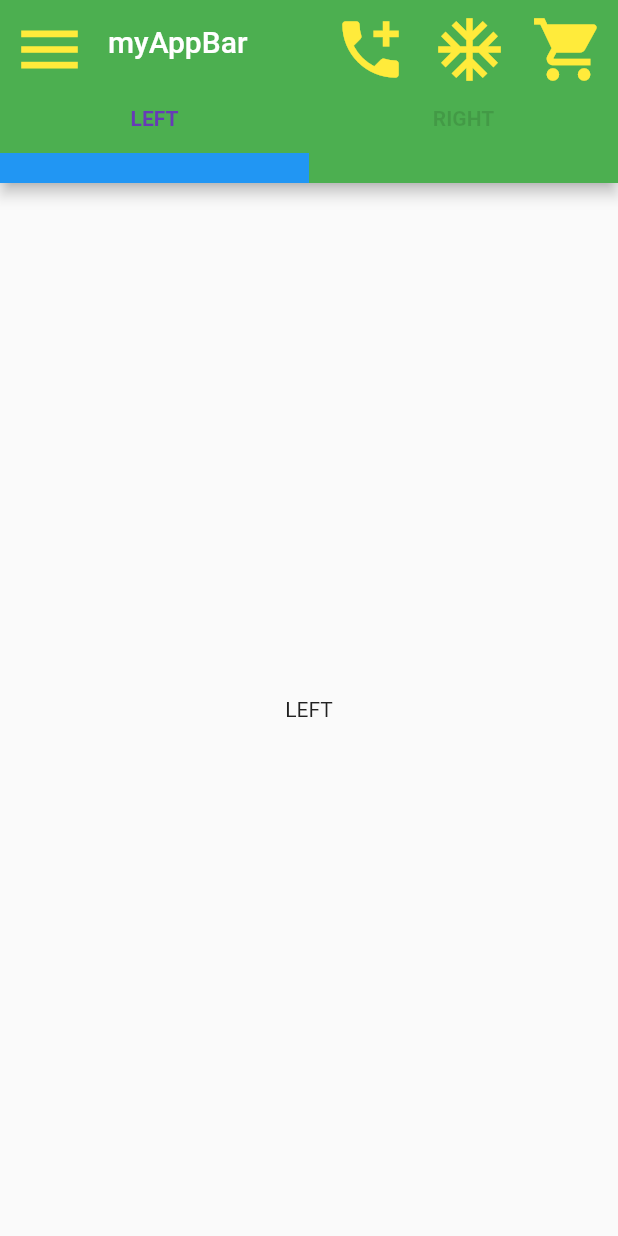
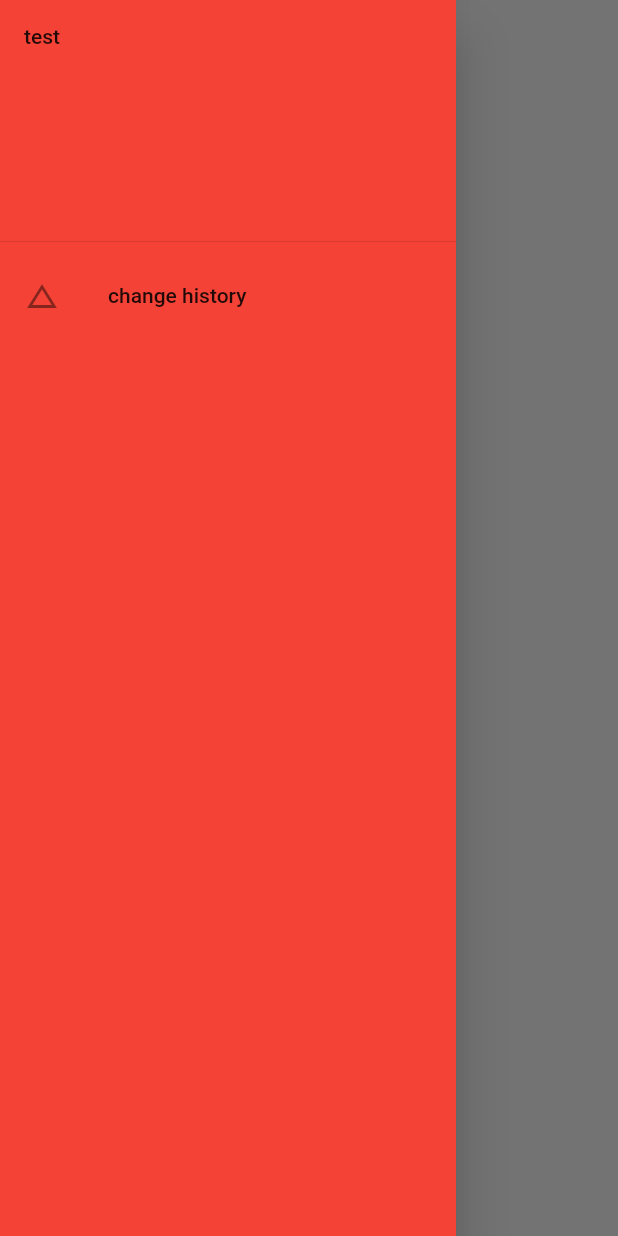
Before and after one commit to abdiulismail/widgetspool, a Flutter app: the screen it shows after launch, with the side drawer open (before the commit the screen has no drawer), on a phone screen of 412 x 824 dp. Run offline on Flutter 3.47's test engine with Material 2 defaults, Android fonts, the phone set to English and light mode, and no system bars.

Commit message:
app restructuring

```diff
--- a/lib/appbar.dart
+++ b/lib/1.appbar_TabBar.dart
@@ -13,6 +13,9 @@ class _MyHomePageState extends State<MyAppBar>
   final List<Tab> myTabs = <Tab>[
     Tab(
       text: 'LEFT',
+    ),
+    Tab(
+      text: 'CENTER',
     ),
     Tab(
       text: 'RIGHT',
@@ -60,28 +63,31 @@ class _MyHomePageState extends State<MyAppBar>
           tabs: myTabs,
           controller: _tabController,
           labelColor: Colors.deepPurple,
-          indicatorWeight: 20.0,
-          //indicator: BoxDecoration(color: Colors.yellow),
+          //indicatorWeight: 20.0,
+          indicator: BoxDecoration(color: Colors.yellow),
           indicatorSize: TabBarIndicatorSize
               .tab, //defines how the bounds of the selected tab indicator are computed , label - bounds are only as wide as the(Centered) tab itself , tab - bounds are as wide as the space occupied by the tab
           labelStyle: TextStyle(fontWeight: FontWeight.bold),
           unselectedLabelColor: Colors.black12,
+          //indicatorPadding: EdgeInsets.zero,
+          //labelPadding: EdgeInsetsGeometry.infinity,
+          //unselectedLabelStyle: TextStyle(fontWeight: FontWeight.w900),
         ),
         //centerTitle: true,
         //elevation: 9.0,
         flexibleSpace: FlexibleSpaceBar(), //research more
         iconTheme: IconThemeData(color: Colors.yellow, size: 50.0),
-        leading: Builder(
-          builder: (BuildContext context) {
-            return IconButton(
-              icon: const Icon(Icons.menu),
-              onPressed: () {
-                Scaffold.of(context).openDrawer();
-              },
-              tooltip: MaterialLocalizations.of(context).openAppDrawerTooltip,
-            );
-          },
-        ),
+        // leading: Builder(
+        //   builder: (BuildContext context) {
+        //     return IconButton(
+        //       icon: const Icon(Icons.menu),
+        //       onPressed: () {
+        //         Scaffold.of(context).openDrawer();
+        //       },
+        //       tooltip: MaterialLocalizations.of(context).openAppDrawerTooltip,
+        //     );
+        //   },
+        // ),
         //primary: true,
       ),
       //backgroundColor: Colors.lightGreen,
--- /dev/null
+++ b/lib/4.drawer.dart
@@ -0,0 +1,32 @@
+import 'package:flutter/material.dart';
+
+class MyDrawer extends StatefulWidget {
+  const MyDrawer({super.key, required this.title});
+  final String title;
+
+  @override
+  State<MyDrawer> createState() => _MyHomePageState();
+}
+
+class _MyHomePageState extends State<MyDrawer> {
+  @override
+  Widget build(BuildContext context) {
+    return Scaffold(
+      drawer: Drawer(
+        backgroundColor: Colors.red,
+        child: ListView(
+          children: [
+            DrawerHeader(child: Text('test')),
+            ListTile(
+              leading: Icon(Icons.change_history),
+              title: Text('change history'),
+              onTap: () {
+                Navigator.pop(context);
+              },
+            )
+          ],
+        ),
+      ),
+    );
+  }
+}
--- a/lib/main.dart
+++ b/lib/main.dart
@@ -1,6 +1,5 @@
 import 'package:flutter/material.dart';
-
-import 'appbar.dart';
+import 'package:widgetspool/4.drawer.dart';
 
 void main() {
   runApp(const WidgetsPool());
@@ -15,8 +14,10 @@ class WidgetsPool extends StatelessWidget {
       theme: ThemeData(
         primarySwatch: Colors.blue,
       ),
-      home: const MyAppBar(title: 'WIDGETSPOOL'),
-      //home: MyBottomNavigationBar(title: 'WIDGETSPOOL'));
+      //home: const MyAppBar(title: 'WIDGETSPOOL'),
+      //home: const MyBottomAppBar(title: 'WIDGETSPOOL'),
+      //home: MyFloatingActionBar(title: 'WIDGETSPOOL'),
+      home: MyDrawer(title: 'WIDGETSPOOL'),
     );
   }
 }
```
Also changed, not shown: lib/2.bottomAppBar.dart (added, +40 -0 lines), lib/3.floatingActionBar.dart (added, +32 -0 lines), lib/bottomNavigationBar.dart (deleted, +0 -16 lines).
